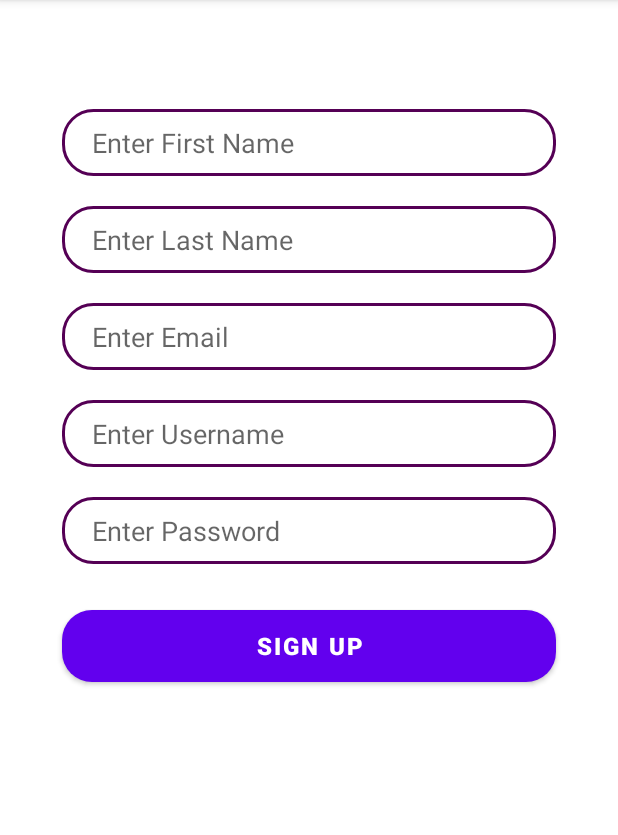
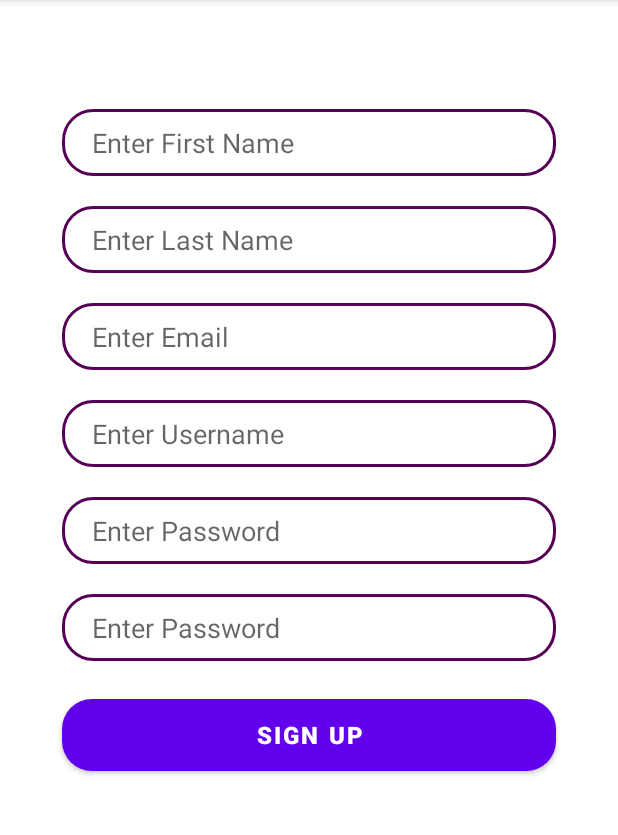
Before and after one commit to Sayyed-Abrar-Akhtar/E-commerce-clothing-app, an Android app: the fragment SignUpFragment shown on its own in the app's theme, on a phone screen of 412 x 824 dp, the part 84-919 px from its top. Run offline under Robolectric (Android 15) with nearby library versions, the phone set to English and light mode, and no system bars; 1 statement that could not run was skipped.

Commit message:
New user data stored to room database

```diff
--- a/app/src/main/AndroidManifest.xml
+++ b/app/src/main/AndroidManifest.xml
@@ -11,10 +11,9 @@
         android:roundIcon="@mipmap/ic_launcher_round"
         android:supportsRtl="true"
         android:theme="@style/Theme.OnlineClothingApplication">
-        <activity android:name=".LogInActivity"></activity>
+
         <activity android:name=".ui.SplashScreenActivity" />
         <activity android:name=".ui.DashboardActivity" />
-        <activity android:name=".adapter.DashboardActivity" />
         <activity android:name=".ui.LoginActivity">
             <intent-filter>
                 <action android:name="android.intent.action.MAIN" />
--- a/app/src/main/java/com/sayyed/onlineclothingapplication/database/UserDB.kt
+++ b/app/src/main/java/com/sayyed/onlineclothingapplication/database/UserDB.kt
@@ -9,7 +9,8 @@ import com.sayyed.onlineclothingapplication.dao.UserDAO
 
 @Database(
         entities = [(User::class)],
-        version = 1
+        version = 1,
+        exportSchema = false
 )
 
 abstract class UserDB: RoomDatabase() {
--- a/app/src/main/java/com/sayyed/onlineclothingapplication/fragments/SignUpFragment.kt
+++ b/app/src/main/java/com/sayyed/onlineclothingapplication/fragments/SignUpFragment.kt
@@ -1,58 +1,82 @@
 package com.sayyed.onlineclothingapplication.fragments
 
+import android.content.Context
 import android.os.Bundle
 import androidx.fragment.app.Fragment
 import android.view.LayoutInflater
 import android.view.View
 import android.view.ViewGroup
+import android.widget.Button
+import android.widget.EditText
+import android.widget.Toast
+import androidx.appcompat.app.AppCompatActivity
 import com.sayyed.onlineclothingapplication.R
+import com.sayyed.onlineclothingapplication.database.UserDB
+import com.sayyed.onlineclothingapplication.entities.User
+import kotlinx.coroutines.*
+import kotlinx.coroutines.Dispatchers.Main
 
-// TODO: Rename parameter arguments, choose names that match
-// the fragment initialization parameters, e.g. ARG_ITEM_NUMBER
-private const val ARG_PARAM1 = "param1"
-private const val ARG_PARAM2 = "param2"
 
-/**
- * A simple [Fragment] subclass.
- * Use the [SignUpFragment.newInstance] factory method to
- * create an instance of this fragment.
- */
 class SignUpFragment : Fragment() {
-    // TODO: Rename and change types of parameters
-    private var param1: String? = null
-    private var param2: String? = null
+    private lateinit var etFirstName : EditText
+    private lateinit var etLastName : EditText
+    private lateinit var etEmail : EditText
+    private lateinit var etUsername : EditText
+    private lateinit var etPassword : EditText
+    private lateinit var etConfirmPassword : EditText
+    private lateinit var btnSignUp : Button
+
 
     override fun onCreate(savedInstanceState: Bundle?) {
         super.onCreate(savedInstanceState)
-        arguments?.let {
-            param1 = it.getString(ARG_PARAM1)
-            param2 = it.getString(ARG_PARAM2)
-        }
+
     }
 
     override fun onCreateView(inflater: LayoutInflater, container: ViewGroup?,
                               savedInstanceState: Bundle?): View? {
         // Inflate the layout for this fragment
-        return inflater.inflate(R.layout.fragment_sign_up, container, false)
+        val view = inflater.inflate(R.layout.fragment_sign_up, container, false)
+
+        etFirstName = view.findViewById(R.id.etFirstName)
+        etLastName = view.findViewById(R.id.etLastName)
+        etEmail = view.findViewById(R.id.etEmail)
+        etUsername = view.findViewById(R.id.etUsername)
+        etPassword = view.findViewById(R.id.etPassword)
+        etConfirmPassword = view.findViewById(R.id.etConfirmPassword)
+        btnSignUp = view.findViewById(R.id.btnSignUp)
+
+        btnSignUp.setOnClickListener {
+            val firstName = etFirstName.text.toString()
+            val lastName = etLastName.text.toString()
+            val email = etEmail.text.toString()
+            val username = etUsername.text.toString()
+            val password = etPassword.text.toString()
+            val confirmPassword = etConfirmPassword.text.toString()
+            val context = activity as AppCompatActivity
+
+            if (password != confirmPassword) {
+                etConfirmPassword.error = "Password did not matched!!"
+                etConfirmPassword.requestFocus()
+
+            } else {
+                val user = User(firstName, lastName, email, username, password)
+
+                CoroutineScope(Dispatchers.IO).launch {
+                    UserDB
+                            .getInstance(context)
+                            .getUserDao()
+                            .insertUser(user)
+
+                    withContext(Main) {
+                        Toast.makeText(context, "User data inserted Successfully!!", Toast.LENGTH_SHORT).show()
+                    }
+                }
+            }
+
+        }
+
+        return view
     }
 
-    companion object {
-        /**
-         * Use this factory method to create a new instance of
-         * this fragment using the provided parameters.
-         *
-         * @param param1 Parameter 1.
-         * @param param2 Parameter 2.
-         * @return A new instance of fragment SignUpFragment.
-         */
-        // TODO: Rename and change types and number of parameters
-        @JvmStatic
-        fun newInstance(param1: String, param2: String) =
-                SignUpFragment().apply {
-                    arguments = Bundle().apply {
-                        putString(ARG_PARAM1, param1)
-                        putString(ARG_PARAM2, param2)
-                    }
-                }
-    }
+
 }
--- a/app/src/main/res/layout/fragment_sign_up.xml
+++ b/app/src/main/res/layout/fragment_sign_up.xml
@@ -93,6 +93,24 @@
         app:layout_constraintVertical_bias="0"
         app:layout_constraintWidth_percent=".8" />
 
+    <EditText
+        android:id="@+id/etConfirmPassword"
+        android:layout_width="0dp"
+        android:layout_height="wrap_content"
+        android:hint="Enter Password"
+        android:paddingLeft="20dp"
+        android:paddingTop="10dp"
+        android:paddingBottom="10dp"
+        android:layout_marginTop="20dp"
+        android:background="@drawable/edit_text_bg"
+        app:layout_constraintBottom_toBottomOf="parent"
+        app:layout_constraintEnd_toEndOf="parent"
+        app:layout_constraintHorizontal_bias=".5"
+        app:layout_constraintStart_toStartOf="parent"
+        app:layout_constraintTop_toBottomOf="@+id/etPassword"
+        app:layout_constraintVertical_bias="0"
+        app:layout_constraintWidth_percent=".8" />
+
     <Button
         android:id="@+id/btnSignUp"
         android:layout_width="0dp"
@@ -104,7 +122,7 @@
         app:layout_constraintBottom_toBottomOf="parent"
         app:layout_constraintEnd_toEndOf="parent"
         app:layout_constraintStart_toStartOf="parent"
-        app:layout_constraintTop_toBottomOf="@+id/etPassword"
+        app:layout_constraintTop_toBottomOf="@+id/etConfirmPassword"
         app:layout_constraintVertical_bias="0.09"
         app:layout_constraintWidth_percent=".8" />
 
```
Also changed, not shown: app/src/main/java/com/sayyed/onlineclothingapplication/entities/User.kt (+36 -1 lines).
